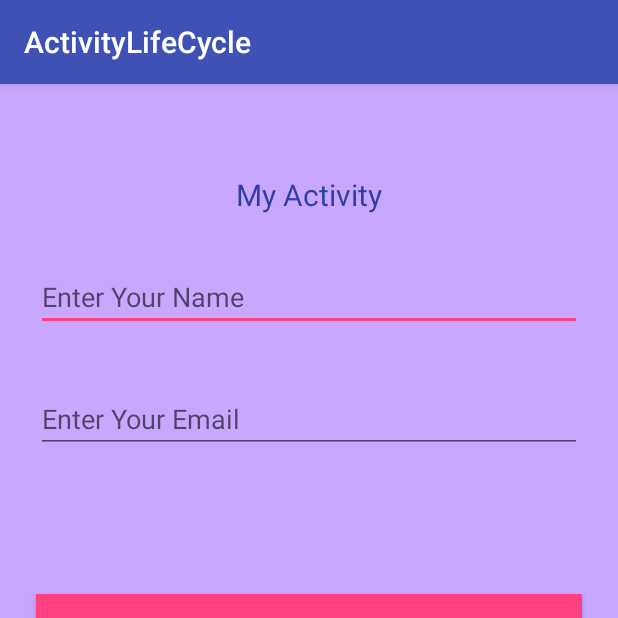
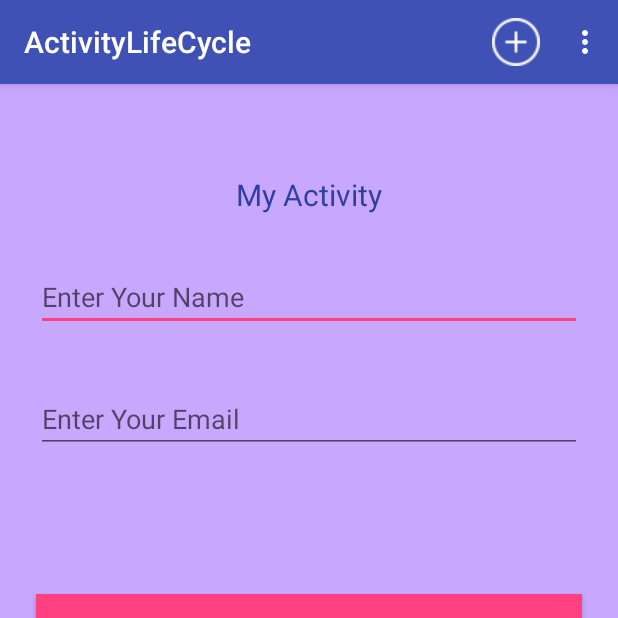
Before and after one commit to ishantk/ENC2018Android, an Android app: the screen it shows after launch (MyActivity), on a phone screen of 412 x 824 dp, the top half of it. Run offline under Robolectric (Android 15) with nearby library versions, the phone set to English and light mode, and no system bars.

Commit message:
Android Menus - Implicit and Explicit

```diff
--- a/app/src/main/AndroidManifest.xml
+++ b/app/src/main/AndroidManifest.xml
@@ -10,6 +10,12 @@
         android:supportsRtl="true"
         android:theme="@style/AppTheme">
         <activity android:name=".ActivityOne">
+
+            <intent-filter>
+                <action android:name="com.auribises.activitylifecycle.activityone" />
+                <category android:name="android.intent.category.DEFAULT" />
+            </intent-filter>
+
         </activity>
         <activity android:name=".ActivityTwo" />
 
--- /dev/null
+++ b/app/src/main/res/menu/menu_myactivity.xml
@@ -0,0 +1,18 @@
+<?xml version="1.0" encoding="utf-8"?>
+<menu xmlns:app="http://schemas.android.com/apk/res-auto"
+    xmlns:android="http://schemas.android.com/apk/res/android">
+
+    <item android:title="Add"
+        android:id="@+id/add"
+        app:showAsAction="ifRoom"
+        android:icon="@drawable/add"/>
+
+    <item android:title="Delete"
+        android:id="@+id/delete"/>
+
+    <item android:title="Update"
+        android:id="@+id/update"/>
+
+    <item android:title="View"
+        android:id="@+id/view"/>
+</menu>
```
Also changed, not shown: app/src/main/java/com/auribises/activitylifecycle/MyActivity.java (+62 -0 lines), app/src/main/res/drawable/add.png (added).
